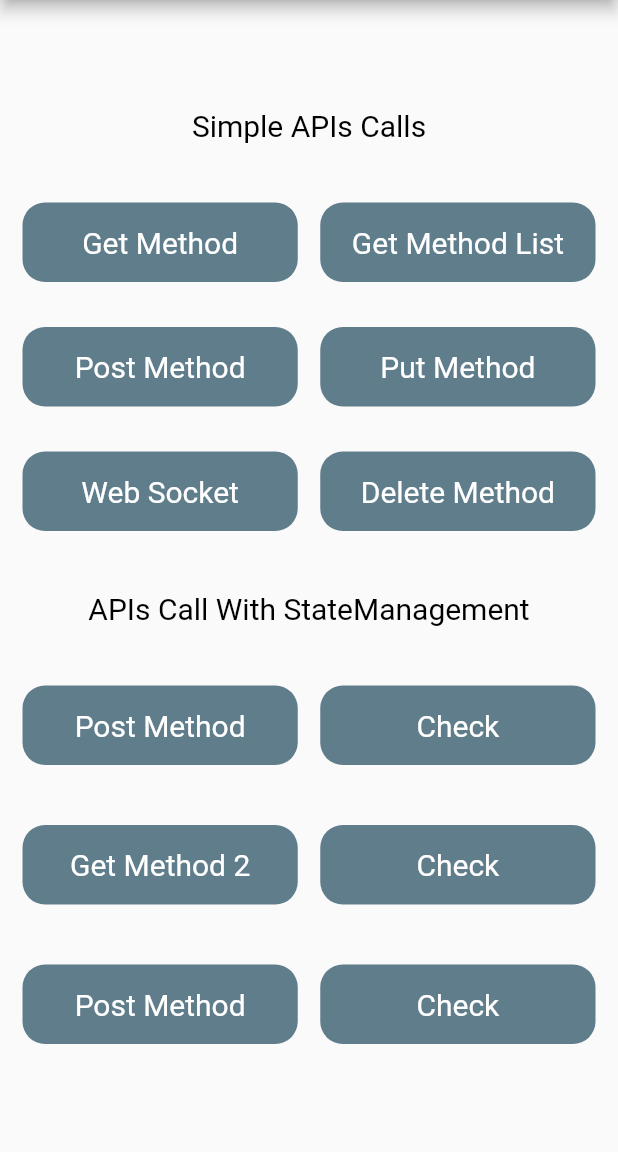
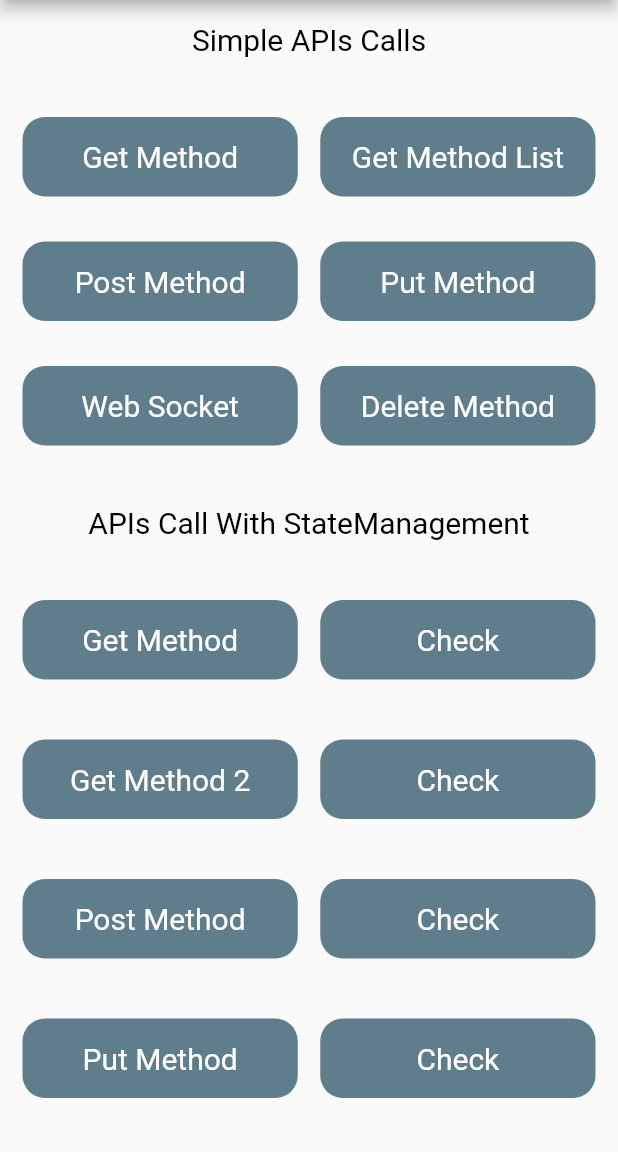
Before and after one commit to keyursavani/Flutter-Rest-APIs, a Flutter app: the screen it shows after launch, on a phone screen of 412 x 824 dp, the part 84-1236 px from its top. Run offline on Flutter 3.47's test engine with Material 2 defaults, Android fonts, the phone set to English and light mode, and no system bars.

Commit message:
Final commit

```diff
--- a/lib/main.dart
+++ b/lib/main.dart
@@ -56,7 +56,8 @@ class _MyHomePageState extends State<MyHomePage> {
       appBar: AppBar(
         title: Text("Rest API Tutorial"),
       ),
-      body: Padding(
+      body: SingleChildScrollView(
+        child: Padding(
           padding: const EdgeInsets.all(15),
           child: Column(
             mainAxisAlignment: MainAxisAlignment.center,
@@ -196,7 +197,7 @@ class _MyHomePageState extends State<MyHomePage> {
                               })
                           );
                         },
-                      name: "Post Method"
+                        name: "Get Method"
                     ),
                   ),
                   SizedBox(width: 15,),
@@ -283,8 +284,76 @@ class _MyHomePageState extends State<MyHomePage> {
                   ),
                 ],
               ),
-
+              SizedBox(height: 40,),
+              Row(
+                mainAxisAlignment: MainAxisAlignment.spaceBetween,
+                crossAxisAlignment: CrossAxisAlignment.start,
+                children: [
+                  Expanded(
+                    child: MyNextButton(
+                        onPressed: (){
+                          // Navigator.push(
+                          //     context,
+                          //     MaterialPageRoute(builder: (context){
+                          //       return PostMethodScreenProvider();
+                          //     })
+                          // );
+                        },
+                        name: "Put Method"
+                    ),
+                  ),
+                  SizedBox(width: 15,),
+                  Expanded(
+                    child: MyNextButton(
+                        onPressed: (){
+                          // Navigator.push(
+                          //     context,
+                          //     MaterialPageRoute(builder: (context){
+                          //       return PostMethodCheckScreenProvider();
+                          //     })
+                          // );
+                        },
+                        name: "Check"
+                    ),
+                  ),
                 ],
+              ),
+              SizedBox(height: 40,),
+              Row(
+                mainAxisAlignment: MainAxisAlignment.spaceBetween,
+                crossAxisAlignment: CrossAxisAlignment.start,
+                children: [
+                  Expanded(
+                    child: MyNextButton(
+                        onPressed: (){
+                          // Navigator.push(
+                          //     context,
+                          //     MaterialPageRoute(builder: (context){
+                          //       return PostMethodScreenProvider();
+                          //     })
+                          // );
+                        },
+                        name: "Delete Method"
+                    ),
+                  ),
+                  SizedBox(width: 15,),
+                  Expanded(
+                    child: MyNextButton(
+                        onPressed: (){
+                          // Navigator.push(
+                          //     context,
+                          //     MaterialPageRoute(builder: (context){
+                          //       return PostMethodCheckScreenProvider();
+                          //     })
+                          // );
+                        },
+                        name: "Check"
+                    ),
+                  ),
+                ],
+              ),
+            ],
+          ),
         ),
       ),
     );
```
Lines whose indentation alone changed are shown as unchanged.
